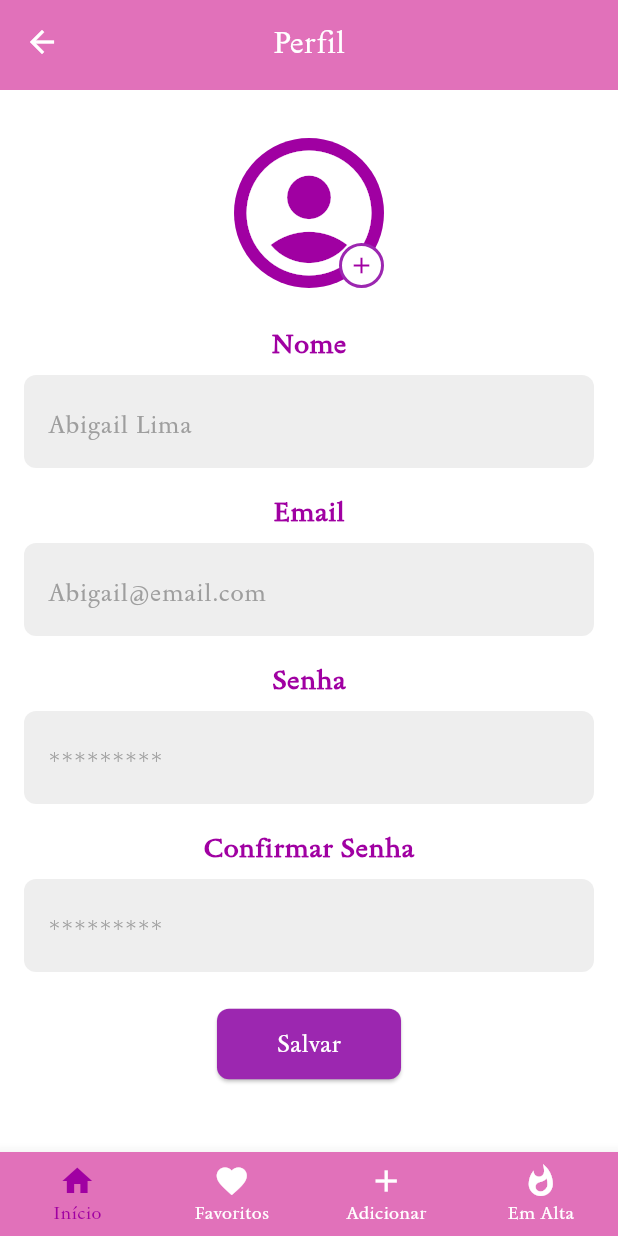
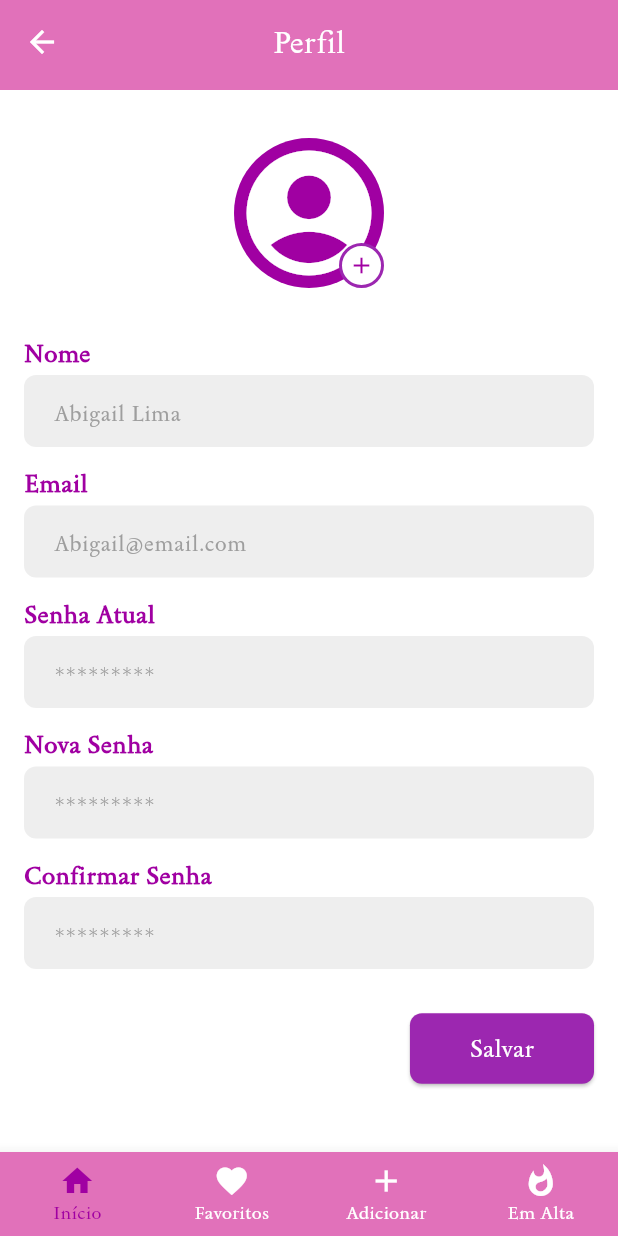
Before and after one commit to abigailmvlima/flutter_recipes, a Flutter app: the ProfileView screen opened by its route, on a phone screen of 412 x 824 dp. Run offline on Flutter 3.47's test engine with Material 3 defaults, Android fonts, the phone set to English and light mode, and no system bars.

Commit message:
feat: correct profile, boTextField, custom_text

```diff
--- /dev/null
+++ b/client/lib/components/boxTextField.dart
@@ -0,0 +1,37 @@
+import 'package:flutter/material.dart';
+import 'package:recipes_app/components/section_title.dart';
+import 'package:recipes_app/components/custom_text_field.dart';
+
+class BoxTextField extends StatelessWidget {
+  final String label; // O título ou nome do campo
+  final String hintText; // O texto de dica no campo
+  final bool obscureText; // Caso o campo seja uma senha
+  final double marginTop; // Margem superior
+  final double marginBottom; // Margem inferior
+
+  const BoxTextField({
+    super.key,
+    required this.label,
+    required this.hintText,
+    this.obscureText = false, // Valor padrão como falso
+    this.marginTop = 5.0, // Valor padrão para a margem superior
+    this.marginBottom = 5.0, // Valor padrão para a margem inferior
+  });
+
+  @override
+  Widget build(BuildContext context) {
+    return Container(
+      margin: EdgeInsets.only(top: marginTop, bottom: marginBottom),
+      child: Column(
+        crossAxisAlignment: CrossAxisAlignment.start,
+        children: [
+          SectionTitle(title: label), // Título do campo
+          CustomTextField(
+            hintText: hintText,
+            obscureText: obscureText,
+          ), // Campo de texto personalizado
+        ],
+      ),
+    );
+  }
+}
--- a/client/lib/components/custom_text_field.dart
+++ b/client/lib/components/custom_text_field.dart
@@ -31,7 +31,7 @@ class CustomTextField extends StatelessWidget {
         hintStyle: TextStyle(
           color: hintColor,
           fontFamily: 'Sedan',
-          fontSize: 16,
+          fontSize: 14,
         ), // Define a cor do hintText
         filled: true,
         fillColor: Colors.grey.shade200,
@@ -39,6 +39,10 @@ class CustomTextField extends StatelessWidget {
           borderRadius: BorderRadius.circular(8),
           borderSide: BorderSide.none,
         ),
+        contentPadding: const EdgeInsets.symmetric(
+          horizontal: 16, // Padding horizontal (esquerda e direita)
+          vertical: 8, // Reduz o padding vertical
+        ),
       ),
     );
   }
--- a/client/lib/components/section_title.dart
+++ b/client/lib/components/section_title.dart
@@ -8,13 +8,17 @@ class SectionTitle extends StatelessWidget {
 
   @override
   Widget build(BuildContext context) {
-    return Text(
-      title,
-      style: TextStyle(
-        color: customPinkSwatch[300],
-        fontSize: 18,
-        fontWeight: FontWeight.bold,
-        fontFamily: 'Sedan',
+    return Container(
+      margin:
+          const EdgeInsets.only(bottom: 3, top: 3), // Define a margem inferior
+      child: Text(
+        title,
+        style: TextStyle(
+          color: customPinkSwatch[300],
+          fontSize: 16,
+          fontWeight: FontWeight.bold,
+          fontFamily: 'Sedan',
+        ),
       ),
     );
   }
--- a/client/lib/views/profile_view.dart
+++ b/client/lib/views/profile_view.dart
@@ -1,8 +1,7 @@
 import 'package:flutter/material.dart';
+import 'package:recipes_app/components/boxTextField.dart';
 import 'package:recipes_app/components/header.dart';
 import 'package:recipes_app/components/menu.dart';
-import 'package:recipes_app/components/section_title.dart';
-import 'package:recipes_app/components/custom_text_field.dart';
 import 'package:recipes_app/theme/app_theme.dart';
 
 class ProfileView extends StatelessWidget {
@@ -14,30 +13,40 @@ class ProfileView extends StatelessWidget {
       appBar: const Header(title: 'Perfil'),
       body: SingleChildScrollView(
         padding: const EdgeInsets.all(16),
+        child: Form(
           child: Column(
-          crossAxisAlignment: CrossAxisAlignment.center,
+            crossAxisAlignment: CrossAxisAlignment.start,
             children: [
               const SizedBox(height: 16),
-            _buildProfileImage(),
+              _buildProfileImage(), // Ícone da foto alinhado ao centro
               const SizedBox(height: 24),
-            const SectionTitle(title: 'Nome'),
-            const SizedBox(height: 8),
-            const CustomTextField(hintText: 'Abigail Lima'),
-            const SizedBox(height: 16),
-            const SectionTitle(title: 'Email'),
-            const SizedBox(height: 8),
-            const CustomTextField(hintText: 'Abigail@email.com'),
-            const SizedBox(height: 16),
-            const SectionTitle(title: 'Senha'),
-            const SizedBox(height: 8),
-            const CustomTextField(hintText: '*********', obscureText: true),
-            const SizedBox(height: 16),
-            const SectionTitle(title: 'Confirmar Senha'),
-            const SizedBox(height: 8),
-            const CustomTextField(hintText: '*********', obscureText: true),
+              const BoxTextField(
+                label: 'Nome',
+                hintText: 'Abigail Lima',
+              ),
+              const BoxTextField(
+                label: 'Email',
+                hintText: 'Abigail@email.com',
+              ),
+              const BoxTextField(
+                label: 'Senha Atual',
+                hintText: '*********',
+                obscureText: true,
+              ),
+              const BoxTextField(
+                label: 'Nova Senha',
+                hintText: '*********',
+                obscureText: true,
+              ),
+              const BoxTextField(
+                label: 'Confirmar Senha',
+                hintText: '*********',
+                obscureText: true,
+              ),
               const SizedBox(height: 24),
-            _buildSaveButton(),
+              _buildSaveButton(), // Botão alinhado à direita
             ],
+          ),
         ),
       ),
       bottomNavigationBar: Menu(
@@ -51,14 +60,15 @@ class ProfileView extends StatelessWidget {
 
   // Componente para a imagem de perfil
   Widget _buildProfileImage() {
-    return Stack(
+    return Center(
+      child: Stack(
         alignment: Alignment.center,
         children: [
           CircleAvatar(
             radius: 50,
             backgroundColor: customPinkSwatch[300],
-          child:
-              const Icon(Icons.account_circle, color: Colors.white, size: 100),
+            child: const Icon(Icons.account_circle,
+                color: Colors.white, size: 100),
           ),
           Positioned(
             bottom: 0,
@@ -76,12 +86,15 @@ class ProfileView extends StatelessWidget {
             ),
           ),
         ],
+      ),
     );
   }
 
   // Botão para salvar
   Widget _buildSaveButton() {
-    return ElevatedButton(
+    return Align(
+      alignment: Alignment.centerRight, // Alinha o botão à direita
+      child: ElevatedButton(
         style: ElevatedButton.styleFrom(
           backgroundColor: Colors.purple,
           shape: RoundedRectangleBorder(
@@ -100,6 +113,7 @@ class ProfileView extends StatelessWidget {
             fontFamily: 'Sedan',
           ),
         ),
+      ),
     );
   }
 }
--- a/client/lib/views/splash_screen.dart
+++ b/client/lib/views/splash_screen.dart
@@ -62,8 +62,9 @@ class SplashScreenState extends State<SplashScreen> {
               'Caseiro',
               style: TextStyle(
                 color: Colors.white,
-                fontSize: 40,
+                fontSize: 80,
                 fontWeight: FontWeight.bold,
+                fontFamily: 'Sedan',
                 shadows: [
                   Shadow(
                     offset: Offset(2, 2),
```
Lines whose indentation alone changed are shown as unchanged.
